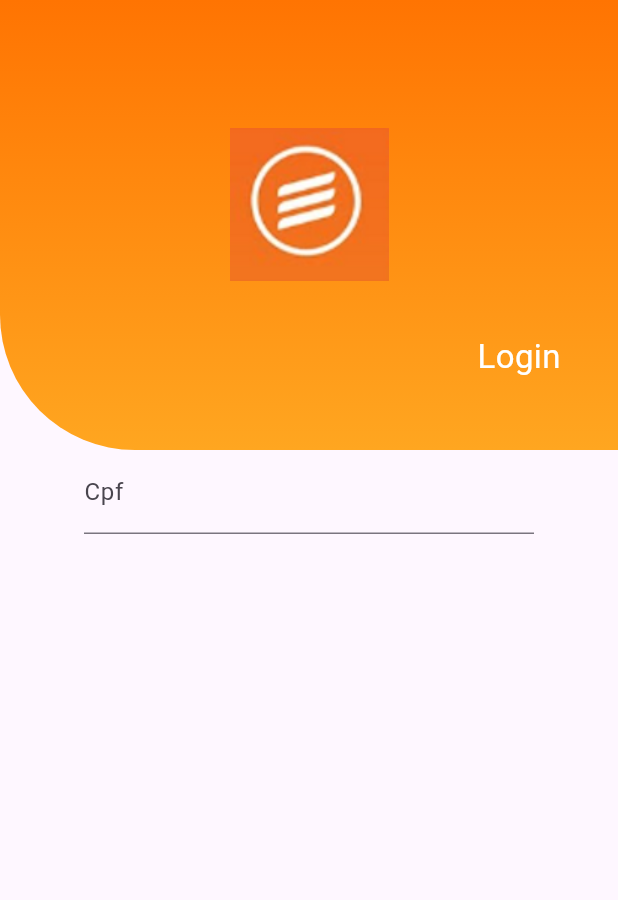
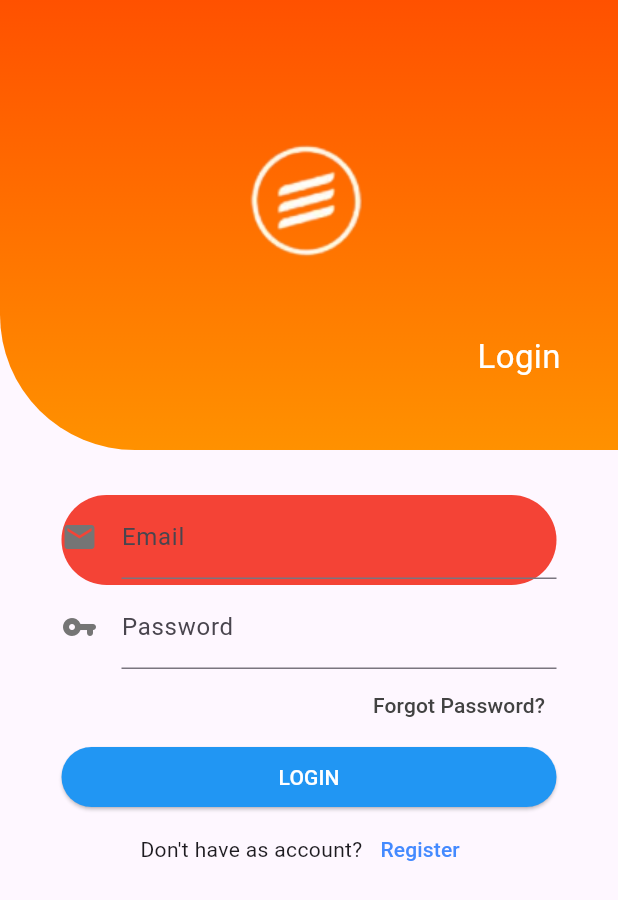
Before and after one commit to VinicioSantosOliveira/potato_challenge, a Flutter app: the screen it shows after launch, on a phone screen of 412 x 824 dp. Shown: the top 900 px of the screen. Run offline on Flutter 3.47's test engine with Material 3 defaults, Android fonts, the phone set to English and light mode, and no system bars.

Commit message:
alter code

```diff
--- a/lib/src/pages/login_page.dart
+++ b/lib/src/pages/login_page.dart
@@ -16,8 +16,8 @@ class LoginPage extends StatelessWidget {
                 begin: Alignment.topCenter,
                 end: Alignment.bottomCenter,
                 colors: <Color>[
-                  Color.fromARGB(255, 255, 116, 2),
-                  Color.fromARGB(255, 255, 166, 32),
+                  Color.fromARGB(255, 255, 81, 0),
+                  Color.fromARGB(255, 255, 145, 0),
                 ],
               ),
               borderRadius: BorderRadius.only(
@@ -46,10 +46,83 @@ class LoginPage extends StatelessWidget {
             ),
           ),
           const SizedBox(
-            width: 300,
-            child: TextField(
-              decoration: InputDecoration(labelText: 'Cpf'),
+            height: 30,
+          ),
+          Container(
+            height: 60,
+            width: 330,
+            decoration: const BoxDecoration(
+              color: Colors.red,
+              borderRadius: BorderRadius.all(Radius.circular(40)),
             ),
+            child: TextFormField(
+              decoration: InputDecoration(
+                icon: Icon(
+                  Icons.email,
+                  color: Colors.grey[600],
+                ),
+                labelText: 'Email',
+              ),
+              onSaved: (String? value) {
+                // serve para salvar quando o usuario enviar o form
+              },
+              validator: (String? value) {
+                return (value != null && value.contains('@')) ? 'Do not use the @ char.' : null;
+              },
+            ),
+          ),
+          SizedBox(
+            width: 330,
+            child: TextFormField(
+              decoration: InputDecoration(
+                icon: Icon(
+                  Icons.vpn_key_rounded,
+                  color: Colors.grey[600],
+                ),
+                hintText: 'What do people call you?',
+                labelText: 'Password',
+              ),
+              onSaved: (String? value) {
+                // serve para salvar quando o usuario enviar o form
+              },
+              validator: (String? value) {
+                return (value != null && value.contains('@')) ? 'Do not use the @ char.' : null;
+              },
+            ),
+          ),
+          Padding(
+            padding: const EdgeInsets.only(left: 200),
+            child: TextButton(
+              onPressed: () {},
+              child: Text(
+                'Forgot Password?',
+                style: TextStyle(color: Colors.grey[800]),
+              ),
+            ),
+          ),
+          ElevatedButton(
+            style: const ButtonStyle(
+              fixedSize: MaterialStatePropertyAll(Size(330, 20)),
+              backgroundColor: MaterialStatePropertyAll(Colors.blue),
+            ),
+            onPressed: () {},
+            child: const Text(
+              'LOGIN',
+              style: TextStyle(color: Colors.white),
+            ),
+          ),
+          Row(
+            mainAxisAlignment: MainAxisAlignment.center,
+            children: [
+              const Text('Don\'t have as account?'),
+              TextButton(
+                onPressed: () {},
+                child: const Text(
+                  'Register',
+                  style: TextStyle(color: Colors.blueAccent),
+                ),
+              ),
+            ],
           ),
         ],
       ),
--- a/lib/src/pages/splash_screen_page.dart
+++ b/lib/src/pages/splash_screen_page.dart
@@ -33,8 +33,8 @@ class _SplashScreenState extends State<SplashScreen> {
             begin: Alignment.topCenter,
             end: Alignment.bottomCenter,
             colors: <Color>[
-              Color.fromARGB(255, 255, 116, 2),
-              Color.fromARGB(255, 255, 166, 32),
+              Color.fromARGB(255, 255, 81, 0),
+              Color.fromARGB(255, 255, 145, 0),
             ],
           ),
         ),
```
Also changed, not shown: assets/images/logo.png.
